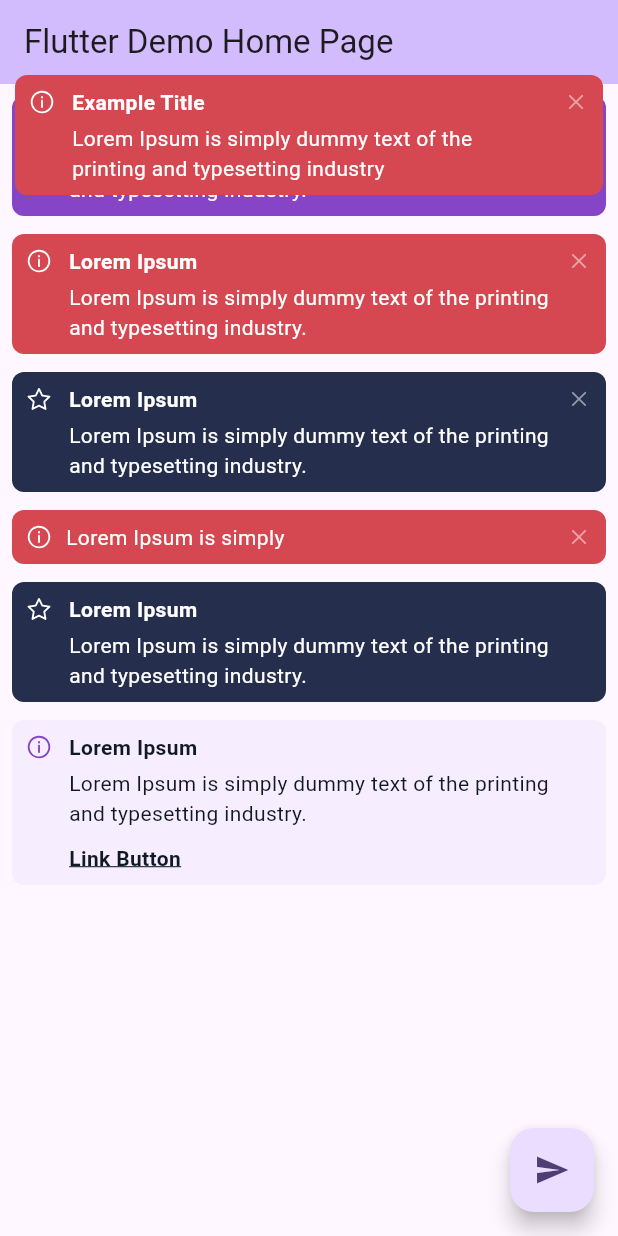
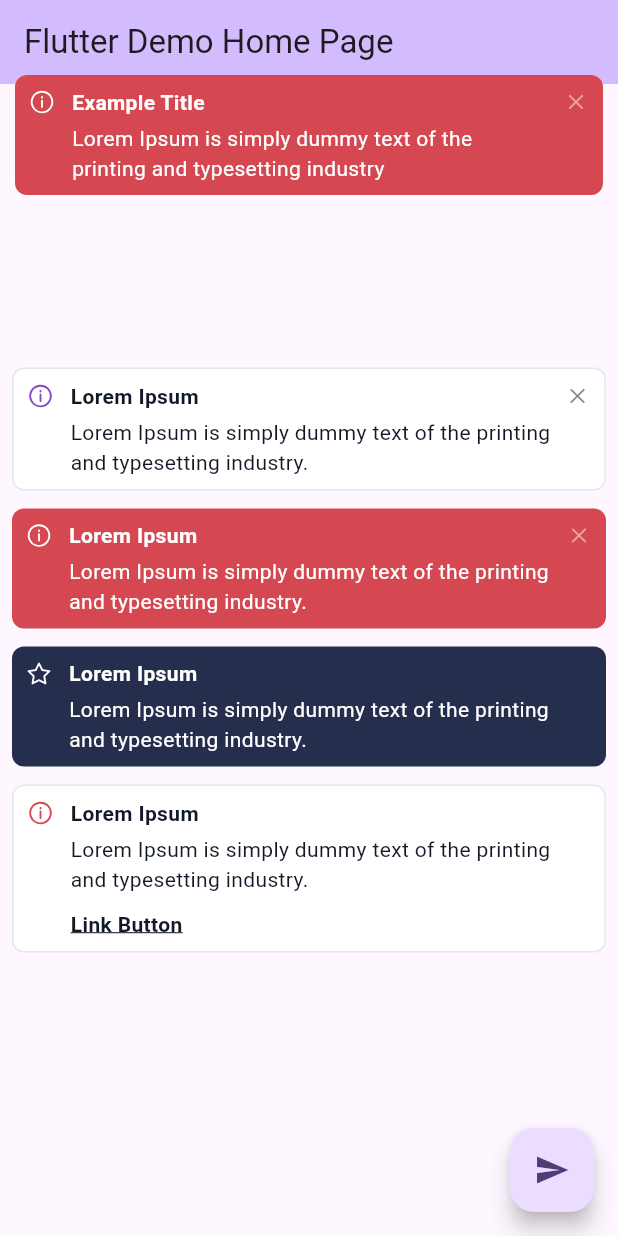
Before and after one commit to ozcantolgahan/notifyx, a Flutter app: the screen it shows after launch, after a tap on the "send" icon, on a phone screen of 412 x 824 dp. Run offline on Flutter 3.47's test engine with Material 3 defaults, Android fonts, the phone set to English and light mode, and no system bars; our stand-ins replace flutter_svg.

```diff
--- a/example/lib/main.dart
+++ b/example/lib/main.dart
@@ -55,10 +55,10 @@ class _MyHomePageState extends State<MyHomePage> {
         child: Padding(
           padding: const EdgeInsets.all(8.0),
           child: Column(
-            mainAxisAlignment: MainAxisAlignment.start,
+            mainAxisAlignment: MainAxisAlignment.center,
             children: <Widget>[
               RichNotifyXWidget(
-                type: AlertEnumTypes.infoSolid,
+                type: AlertEnumTypes.infoOutlined,
                 title: 'Lorem Ipsum',
                 description:
                     'Lorem Ipsum is simply dummy text of the printing and typesetting industry. ',
@@ -80,28 +80,13 @@ class _MyHomePageState extends State<MyHomePage> {
                 title: 'Lorem Ipsum',
                 description:
                     'Lorem Ipsum is simply dummy text of the printing and typesetting industry. ',
-              ),
-              const SizedBox(
-                height: 12,
-              ),
-              SimpleNotifyX(
-                  type: AlertEnumTypes.errorSolid,
-                  title: 'Lorem Ipsum is simply'),
-              const SizedBox(
-                height: 12,
-              ),
-              RichNotifyXWidget(
-                type: AlertEnumTypes.primarySolid,
-                title: 'Lorem Ipsum',
-                description:
-                    'Lorem Ipsum is simply dummy text of the printing and typesetting industry. ',
                 hasCancelIcon: false,
               ),
               const SizedBox(
                 height: 12,
               ),
               RichNotifyXWidget(
-                type: AlertEnumTypes.infoSoft,
+                type: AlertEnumTypes.errorOutlined,
                 title: 'Lorem Ipsum',
                 description:
                     'Lorem Ipsum is simply dummy text of the printing and typesetting industry. ',
--- a/lib/src/helper/c_svg_helper.dart
+++ b/lib/src/helper/c_svg_helper.dart
@@ -6,7 +6,8 @@ class CSvgHelper {
     return SvgPicture.asset(
       assetName,
       fit: BoxFit.contain,
-      color: color,
+      colorFilter:
+          color != null ? ColorFilter.mode(color, BlendMode.srcIn) : null,
     );
   }
 }
--- a/lib/src/utils/c_show_alert_widget.dart
+++ b/lib/src/utils/c_show_alert_widget.dart
@@ -1,3 +1,5 @@
+import 'package:flutter/material.dart';
+
 /// A function to show an animated alert overlay in the current context.
 ///
 /// This function adds an animated alert widget to the screen using the overlay.
@@ -15,9 +17,6 @@
 ///
 /// The function ensures only one alert is shown at a time by using a static flag (`_isAlertVisible`).
 /// Once the alert is dismissed, the flag is reset, allowing a new alert to be shown.
-
-import 'package:flutter/material.dart';
-
 void showAnimatedAlert(
     {required BuildContext context,
     required Widget alertWidget,
@@ -26,12 +25,13 @@ void showAnimatedAlert(
     double? topPadding,
     double? leftPadding,
     double? rightPadding}) {
-  final overlay = Overlay.of(context);
-  if (overlay == null) return; // Return early if overlay is not available.
+  final overlay =
+      Overlay.of(context); // Return early if overlay is not available.
 
   // Static variable to track if the alert is currently visible.
-  if (_isAlertVisible)
+  if (_isAlertVisible) {
     return; // Prevent showing a new alert if one is already visible.
+  }
 
   late OverlayEntry overlayEntry;
 
@@ -67,18 +67,17 @@ class AnimatedAlertWidget extends StatefulWidget {
   final double? rightPadding;
 
   const AnimatedAlertWidget(
-      {Key? key,
+      {super.key,
       required this.alertWidget,
       required this.duration,
       required this.animationDuration,
       required this.onDismissed,
       this.topPadding,
       this.leftPadding,
-      this.rightPadding})
-      : super(key: key);
+      this.rightPadding});
 
   @override
-  _AnimatedAlertWidgetState createState() => _AnimatedAlertWidgetState();
+  State<AnimatedAlertWidget> createState() => _AnimatedAlertWidgetState();
 }
 
 class _AnimatedAlertWidgetState extends State<AnimatedAlertWidget>
--- a/lib/src/widgets/rich_notify_x_widget.dart
+++ b/lib/src/widgets/rich_notify_x_widget.dart
@@ -1,3 +1,10 @@
+import 'package:flutter/material.dart';
+import 'package:flutter_svg/flutter_svg.dart';
+import 'package:notifyx/src/constants/constants.dart';
+import 'package:notifyx/src/enums/enums.dart';
+import 'package:notifyx/src/models/models.dart';
+import 'package:notifyx/src/styles/styles.dart';
+
 /// A customizable widget to display rich notifications with various types of alerts.
 ///
 /// This widget allows you to display different types of alerts (e.g., solid or outlined) with various components such as:
@@ -19,13 +26,6 @@
 /// - `hasCancelIcon`: Determines whether to show a cancel icon (default is `true`).
 /// - `cancelOnTap`: Callback function triggered when the cancel icon is tapped.
 /// - `linkButton`: An optional `LinkButtonModel` for adding a clickable button within the alert.
-
-import 'package:flutter/material.dart';
-import 'package:flutter_svg/flutter_svg.dart';
-import 'package:notifyx/src/constants/constants.dart';
-import 'package:notifyx/src/enums/enums.dart';
-import 'package:notifyx/src/models/models.dart';
-import 'package:notifyx/src/styles/styles.dart';
 
 class RichNotifyXWidget extends StatelessWidget {
   const RichNotifyXWidget(
@@ -140,12 +140,13 @@ class RichNotifyXWidget extends StatelessWidget {
               (hasCancelIcon
                   ? InkWell(
                       onTap: cancelOnTap,
-                      child: SvgPicture.asset(
-                        AppAssets.times,
-                        color: (type.key ?? '').toLowerCase().contains('solid')
-                            ? null
-                            : ColorConstants.textPrimary,
-                      ))
+                      child: SvgPicture.asset(AppAssets.times,
+                          colorFilter: (type.key ?? '')
+                                  .toLowerCase()
+                                  .contains('solid')
+                              ? null
+                              : ColorFilter.mode(
+                                  ColorConstants.textPrimary, BlendMode.srcIn)))
                   : const SizedBox()),
         )
       ],
--- a/lib/src/widgets/simple_notify_x_widget.dart
+++ b/lib/src/widgets/simple_notify_x_widget.dart
@@ -1,3 +1,10 @@
+import 'package:flutter/material.dart';
+import 'package:flutter_svg/svg.dart';
+import 'package:notifyx/src/constants/constants.dart';
+import 'package:notifyx/src/enums/enums.dart';
+import 'package:notifyx/src/models/models.dart';
+import 'package:notifyx/src/styles/styles.dart';
+
 /// A simple and customizable notification widget to display alert messages.
 ///
 /// This widget is designed to display a notification with a title, optional link button,
@@ -14,13 +21,6 @@
 /// - `suffixIcon`: An optional widget (e.g., cancel icon) displayed on the right side of the notification.
 /// - `hasCancelIcon`: Determines whether a cancel icon should be displayed (default is `true`).
 /// - `cancelOnTap`: Callback function triggered when the cancel icon is tapped.
-
-import 'package:flutter/material.dart';
-import 'package:flutter_svg/svg.dart';
-import 'package:notifyx/src/constants/constants.dart';
-import 'package:notifyx/src/enums/enums.dart';
-import 'package:notifyx/src/models/models.dart';
-import 'package:notifyx/src/styles/styles.dart';
 
 class SimpleNotifyX extends StatelessWidget {
   const SimpleNotifyX(
@@ -98,10 +98,12 @@ class SimpleNotifyX extends StatelessWidget {
                           onTap: cancelOnTap,
                           child: SvgPicture.asset(
                             AppAssets.times,
-                            color:
+                            colorFilter:
                                 (type.key ?? '').toLowerCase().contains('solid')
                                     ? null
-                                    : ColorConstants.textPrimary,
+                                    : ColorFilter.mode(
+                                        ColorConstants.textPrimary,
+                                        BlendMode.srcIn),
                           ))
                       : const SizedBox())
             ],
--- a/pubspec.yaml
+++ b/pubspec.yaml
@@ -1,6 +1,6 @@
 name: notifyx
 description: "NotifyX is a Flutter package for displaying error states and notifications with a modern UI, featuring customizable buttons, titles, and icons to enhance user experience."
-version: 1.0.2
+version: 1.0.3
 homepage: https://github.com/ozcantolgahan/notifyx
 
 environment:
```
Also changed, not shown: example/pubspec.lock.
